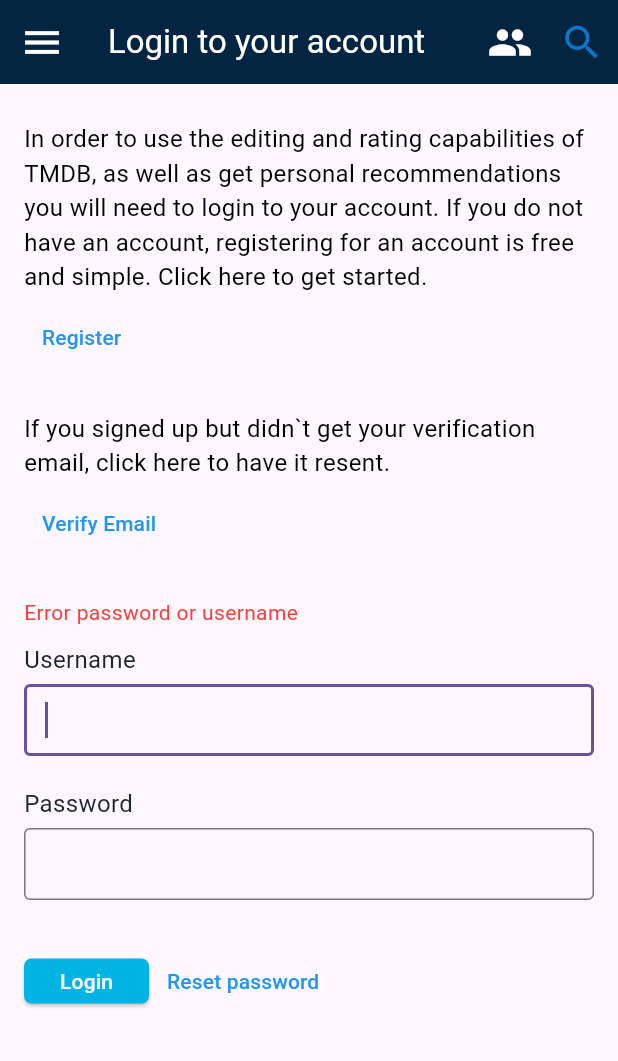
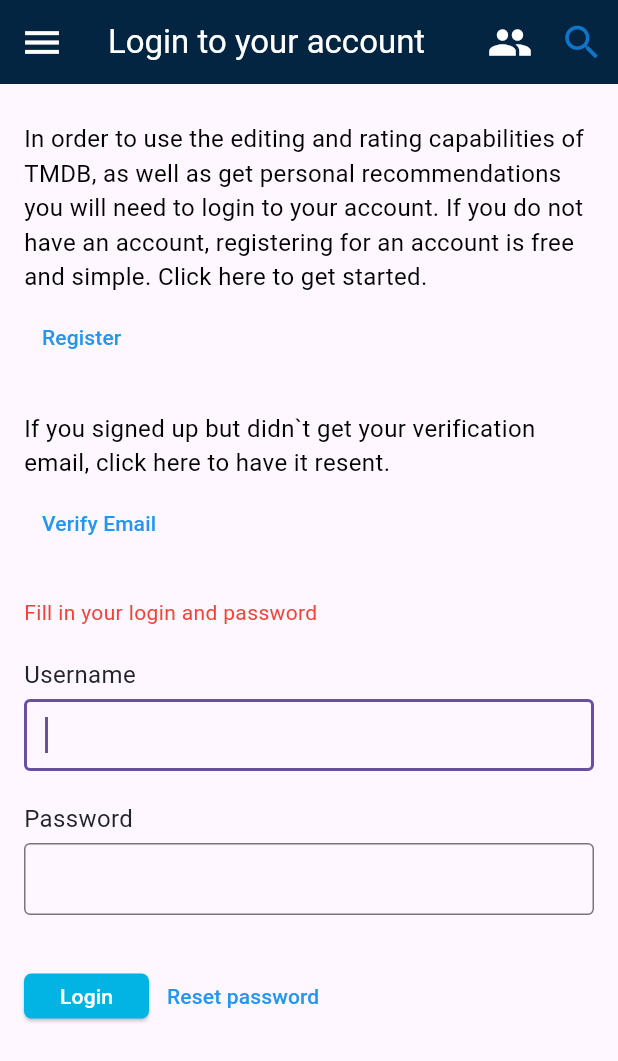
Before and after one commit to rostikKalabishka/themoviedb, a Flutter app: the screen it shows after launch, after a tap on "Login", on a phone screen of 412 x 824 dp. Shown: the top 1061 px of the screen. Run offline on Flutter 3.47's test engine with Material 2 defaults, Android fonts, the phone set to English and light mode, and no system bars; our stand-ins replace dio, flutter_dotenv, flutter_secure_storage.

Commit message:
add auth

```diff
--- /dev/null
+++ b/lib/domain/static_const_url_client.dart
@@ -0,0 +1,5 @@
+abstract class StaticConstUrlClient {
+  static const host = 'https://api.themoviedb.org/3';
+  static const imageUrl = 'https://image.tmdb.org/t/p/w500';
+  static const apiKey = '31b2c8b670364146e20279f438ba6b96';
+}
--- a/lib/main.dart
+++ b/lib/main.dart
@@ -1,4 +1,5 @@
 import 'package:flutter/material.dart';
+import 'package:flutter_dotenv/flutter_dotenv.dart';
 import 'package:themoviedb/routes/routes.dart';
 
 import 'Theme/theme.dart';
--- a/lib/routes/routes.dart
+++ b/lib/routes/routes.dart
@@ -2,6 +2,7 @@
 
 import 'package:flutter/material.dart';
 
+import '../widgets/auth/auth_modal.dart';
 import '../widgets/auth/auth_widget.dart';
 import '../widgets/main_screen/movie_list/movie_details/movie_details.dart';
 import '../widgets/main_screen/series_list/series_details/series_details.dart';
@@ -10,7 +11,10 @@ import '../widgets/main_screen/main_screen_widget.dart';
 import '../widgets/resend_email/resend_email_screen.dart';
 
 final routes = {
-  '/auth': (context) => AuthWidget(),
+  '/auth': (context) => AuthProvider(
+        model: AuthModel(),
+        child: const AuthWidget(),
+      ),
   '/main_screen': (context) => MainScreenWidget(),
   '/main_screen/movie_details': (context) {
     final arguments = ModalRoute.of(context)?.settings.arguments as int;
@@ -20,7 +24,7 @@ final routes = {
         mivieId: arguments,
       );
     } else {
-      return SeriesDetails(seriesId: 0);
+      return const SeriesDetails(seriesId: 0);
     }
   },
   '/main_screen/series_details': (context) {
@@ -30,9 +34,9 @@ final routes = {
         seriesId: arguments,
       );
     } else {
-      return SeriesDetails(seriesId: 0);
+      return const SeriesDetails(seriesId: 0);
     }
   },
-  '/resend_email': (context) => ResendEmailScreen(),
-  '/sign_up': (context) => SignUpScreen()
+  '/resend_email': (context) => const ResendEmailScreen(),
+  '/sign_up': (context) => const SignUpScreen()
 };
--- /dev/null
+++ b/lib/widgets/auth/auth_modal.dart
@@ -0,0 +1,82 @@
+import 'dart:async';
+
+import 'package:flutter/material.dart';
+import 'package:themoviedb/domain/api_client/api_client.dart';
+import 'package:themoviedb/domain/api_client/data_providers/session_data_provider.dart';
+
+class AuthModel extends ChangeNotifier {
+  final _apiClient = ApiClient();
+
+  final _sessionDataProvider = SessionDataProvider();
+
+  final loginTextController = TextEditingController();
+  final passwordTextController = TextEditingController();
+  // final String username;
+  // final String password;
+  String? _errorMessage;
+  String? get errorMessage => _errorMessage;
+
+  bool _isAuthProgress = false;
+  bool get canStartAuth => !_isAuthProgress;
+  bool get isAuthProgress => _isAuthProgress;
+
+  Future<void> auth(BuildContext context) async {
+    final login = loginTextController.text;
+    final password = passwordTextController.text;
+
+    if (login.isEmpty || password.isEmpty) {
+      _errorMessage = 'Fill in your login and password';
+      notifyListeners();
+      return;
+    }
+    _errorMessage = null;
+    _isAuthProgress = true;
+    notifyListeners();
+    String? sessionId;
+    try {
+      sessionId = await _apiClient.auth(
+        username: login,
+        password: password,
+      );
+    } catch (e) {
+      _errorMessage = 'Incorrect login or password!';
+    }
+    _isAuthProgress = false;
+    if (_errorMessage != null) {
+      notifyListeners();
+      return;
+    }
+
+    if (sessionId == null) {
+      _errorMessage = 'Unknown error, try again';
+      notifyListeners();
+      return;
+    }
+    await _sessionDataProvider.setSessionId(sessionId);
+    unawaited(Navigator.of(context).pushNamed('/main_screen'));
+  }
+}
+
+class AuthProvider extends InheritedNotifier {
+  final AuthModel model;
+
+  const AuthProvider({
+    Key? key,
+    required this.model,
+    required Widget child,
+  }) : super(
+          key: key,
+          notifier: model,
+          child: child,
+        );
+
+  static AuthProvider? watch(BuildContext context) {
+    return context.dependOnInheritedWidgetOfExactType<AuthProvider>();
+  }
+
+  static AuthProvider? read(BuildContext context) {
+    final widget =
+        context.getElementForInheritedWidgetOfExactType<AuthProvider>()?.widget;
+    return widget is AuthProvider ? widget : null;
+  }
+}
--- a/lib/widgets/auth/auth_widget.dart
+++ b/lib/widgets/auth/auth_widget.dart
@@ -1,4 +1,5 @@
 import 'package:flutter/material.dart';
+import 'package:themoviedb/widgets/auth/auth_modal.dart';
 
 import '../../Theme/app_bar_style.dart';
 import '../../Theme/button_style.dart';
@@ -106,63 +107,21 @@ class _HeaderWidget extends StatelessWidget {
   }
 }
 
-class _FormWidget extends StatefulWidget {
+class _FormWidget extends StatelessWidget {
   const _FormWidget({super.key});
 
   @override
-  State<_FormWidget> createState() => _FormWidgetState();
-}
-
-class _FormWidgetState extends State<_FormWidget> {
-  final _loginTextController = TextEditingController();
-  final _passwordController = TextEditingController();
-  final _loginFocus = FocusNode();
-  final _passwordFocus = FocusNode();
-
-  String? errorText = null;
-  void _auth() {
-    final login = _loginTextController.text;
-    final password = _passwordController.text;
-    print(login);
-    setState(() {
-      if (password.length < 5 || login.isEmpty) {
-        errorText = 'Error password or username';
-        print('error');
-      } else {
-        final navigator = Navigator.of(context);
-        navigator.pushNamed('/main_screen');
-        errorText = null;
-      }
-    });
-  }
-
-  void _fieldFocusChange(
-      BuildContext context, FocusNode currentFocus, FocusNode nextFocus) {
-    currentFocus.unfocus();
-    FocusScope.of(context).requestFocus(nextFocus);
-  }
-
-  void _resetPassword() {
-    _passwordController.clear();
-  }
-
-  @override
   Widget build(BuildContext context) {
+    final _loginFocus = FocusNode();
+    final _passwordFocus = FocusNode();
     const textStyle = TextStyle(fontSize: 16, color: Color(0xFF212529));
     const textFieldStyle = textFormFieldStyle;
-    final errorText = this.errorText;
+    final model = AuthProvider.read(context)?.model;
+
     return Column(
       crossAxisAlignment: CrossAxisAlignment.start,
       children: [
-        if (errorText != null) ...[
-          Text(
-            errorText,
-            style: const TextStyle(color: Colors.red),
-          ),
-          const SizedBox(
-            height: 10,
-          )
-        ],
+        _ErrorMessageWidget(),
         const Text(
           'Username',
           style: textStyle,
@@ -171,10 +130,10 @@ class _FormWidgetState extends State<_FormWidget> {
         TextFormField(
           focusNode: _loginFocus,
           autofocus: true,
-          onFieldSubmitted: (_) {
-            _fieldFocusChange(context, _loginFocus, _passwordFocus);
-          },
-          controller: _loginTextController,
+          // onFieldSubmitted: (_) {
+          //   _fieldFocusChange(context, _loginFocus, _passwordFocus);
+          // },
+          controller: model?.loginTextController,
           decoration: textFieldStyle,
         ),
         const SizedBox(height: 20),
@@ -185,20 +144,16 @@ class _FormWidgetState extends State<_FormWidget> {
         const SizedBox(height: 5),
         TextFormField(
           focusNode: _passwordFocus,
-          controller: _passwordController,
+          controller: model?.passwordTextController,
           decoration: textFieldStyle,
           obscureText: true,
         ),
         const SizedBox(height: 30),
         Row(
           children: [
-            ElevatedButton(
-              onPressed: _auth,
-              style: AppButtonStyle.eventButton,
-              child: const Text('Login'),
-            ),
+            _AuthButtonWidget(),
             TextButton(
-              onPressed: _resetPassword,
+              onPressed: () {},
               style: AppButtonStyle.linkButton,
               child: const Text('Reset password'),
             )
@@ -208,3 +163,47 @@ class _FormWidgetState extends State<_FormWidget> {
     );
   }
 }
+
+class _AuthButtonWidget extends StatelessWidget {
+  const _AuthButtonWidget({
+    super.key,
+  });
+
+  @override
+  Widget build(BuildContext context) {
+    final model = AuthProvider.read(context)?.model;
+    final onPressed =
+        model?.canStartAuth == true ? () => model?.auth(context) : null;
+    final child = model?.isAuthProgress == true
+        ? const SizedBox(
+            width: 15,
+            height: 15,
+            child: CircularProgressIndicator(
+              strokeWidth: 2,
+            ),
+          )
+        : const Text('Login');
+    return ElevatedButton(
+      onPressed: onPressed,
+      style: AppButtonStyle.eventButton,
+      child: child,
+    );
+  }
+}
+
+class _ErrorMessageWidget extends StatelessWidget {
+  const _ErrorMessageWidget({super.key});
+
+  @override
+  Widget build(BuildContext context) {
+    final errorMessage = AuthProvider.watch(context)?.model.errorMessage;
+    if (errorMessage == null) return const SizedBox.shrink();
+    return Padding(
+      padding: const EdgeInsets.only(bottom: 20),
+      child: Text(
+        errorMessage,
+        style: const TextStyle(color: Colors.red),
+      ),
+    );
+  }
+}
--- a/lib/widgets/main_screen/user_score/user_score.dart
+++ b/lib/widgets/main_screen/user_score/user_score.dart
@@ -90,7 +90,7 @@ class MyPainter extends CustomPainter {
   }
 
   Rect calculateArcsRect(Size size) {
-    final linesMargin = 3;
+    const linesMargin = 3;
     final offset = lineWidth / 2 + linesMargin;
     final arcRect = Offset(offset, offset) &
         Size(size.width - offset * 2, size.height - offset * 2);
--- a/pubspec.yaml
+++ b/pubspec.yaml
@@ -36,6 +36,9 @@ dependencies:
   # Use with the CupertinoIcons class for iOS style icons.
   cupertino_icons: ^1.0.2
   spider: ^4.2.1
+  dio: ^5.3.2
+  flutter_secure_storage: ^8.0.0
+  flutter_dotenv: ^5.0.2
 
 dev_dependencies:
   flutter_test:
```
Also changed, not shown: lib/domain/api_client/api_client.dart (added, +109 -0 lines), lib/domain/api_client/data_providers/session_data_provider.dart (added, +14 -0 lines), pubspec.lock, 6 other files.
